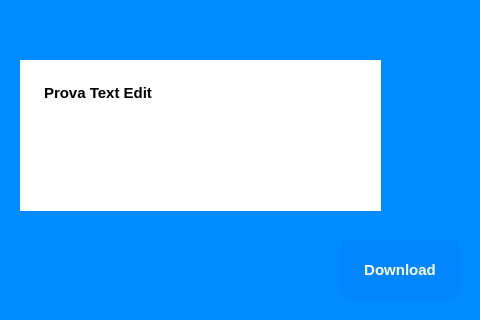
Qt form view/recap_info_window.ui (ISacchitella/MicroOne_v1.1) before a commit.
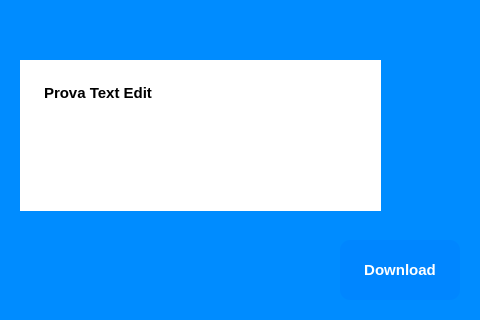
The same form after that commit. Icons and pictures are not drawn.

Diff of the .ui file:
```diff
--- a/view/recap_info_window.ui
+++ b/view/recap_info_window.ui
@@ -7,7 +7,7 @@
     <x>0</x>
     <y>0</y>
     <width>480</width>
-    <height>320</height>
+    <height>321</height>
    </rect>
   </property>
   <property name="windowTitle">
```
